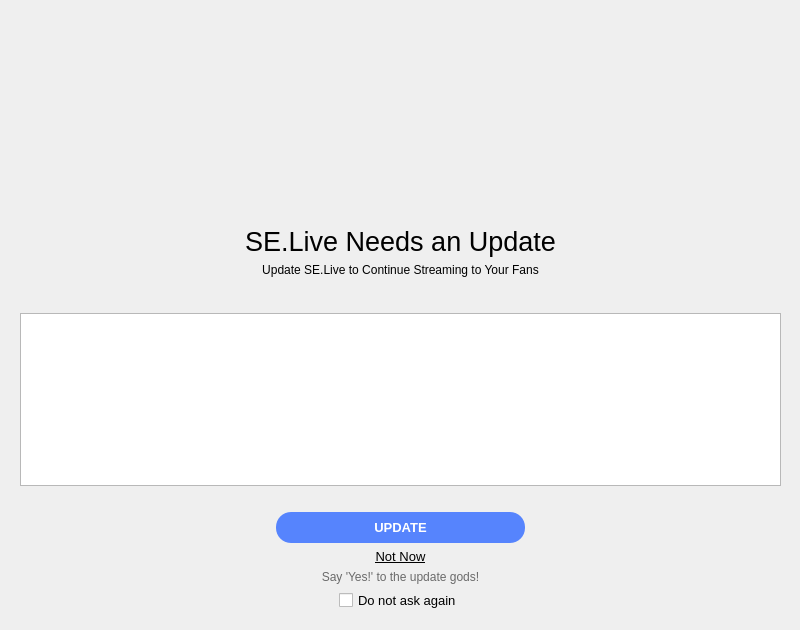
First picture: the form in streamelements/updater/confirmpendingupdatedialog.ui, repository StreamElements/obs-streamelements-core, before the edit.
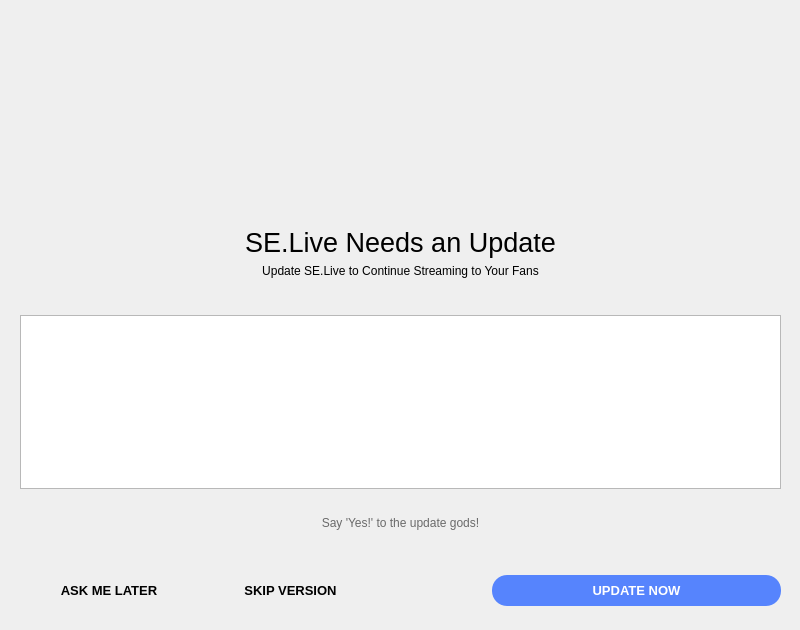
Second picture: the form after the edit. Icons and pictures are not drawn.

Commit message: Update screen: replace "do not ask again" with "skip version"

What changed in the file:
```diff
--- a/streamelements/updater/confirmpendingupdatedialog.ui
+++ b/streamelements/updater/confirmpendingupdatedialog.ui
@@ -52,7 +52,7 @@
      <x>0</x>
      <y>0</y>
      <width>801</width>
-     <height>631</height>
+     <height>571</height>
     </rect>
    </property>
    <layout class="QGridLayout" name="gridLayout">
@@ -71,164 +71,42 @@
     <property name="bottomMargin">
      <number>20</number>
     </property>
-    <item row="1" column="1">
-     <spacer name="verticalSpacer_4">
-      <property name="orientation">
-       <enum>Qt::Orientation::Vertical</enum>
+    <item row="5" column="0" colspan="3">
+     <layout class="QVBoxLayout" name="verticalLayout_3">
+      <property name="sizeConstraint">
+       <enum>QLayout::SizeConstraint::SetFixedSize</enum>
       </property>
-      <property name="sizeType">
-       <enum>QSizePolicy::Policy::Preferred</enum>
+      <property name="bottomMargin">
+       <number>10</number>
       </property>
-      <property name="sizeHint" stdset="0">
-       <size>
-        <width>20</width>
-        <height>20</height>
-       </size>
-      </property>
-     </spacer>
-    </item>
-    <item row="9" column="1">
-     <widget class="QPushButton" name="ctl_acceptButton">
-      <property name="baseSize">
-       <size>
-        <width>0</width>
-        <height>0</height>
-       </size>
-      </property>
-      <property name="font">
-       <font>
-        <pointsize>10</pointsize>
-        <bold>false</bold>
-       </font>
-      </property>
-      <property name="cursor">
-       <cursorShape>PointingHandCursor</cursorShape>
-      </property>
-      <property name="styleSheet">
-       <string notr="true">
-        QPushButton {
-          border-radius: 15px;
-          background-color: rgb(86, 132, 253);
-          color: white;
-          padding: 8px;
-          padding-left: 40px;
-          padding-right: 40px;
-          font-weight: bold;
-        }
-
-        QPushButton:hover {
-          background-color: rgba(86, 132, 253, 175);
-        }
-
-        QPushButton:pressed {
-          background-color: rgba(86, 132, 253, 225);
-          color: black;
-        }
-       </string>
-      </property>
-      <property name="text">
-       <string>UPDATE</string>
-      </property>
-      <property name="checkable">
-       <bool>false</bool>
-      </property>
-      <property name="default">
-       <bool>true</bool>
-      </property>
-      <property name="flat">
-       <bool>true</bool>
-      </property>
-     </widget>
+      <item>
+       <spacer name="verticalSpacer_5">
+        <property name="orientation">
+         <enum>Qt::Orientation::Vertical</enum>
+        </property>
+        <property name="sizeHint" stdset="0">
+         <size>
+          <width>20</width>
+          <height>40</height>
+         </size>
+        </property>
+       </spacer>
+      </item>
+     </layout>
     </item>
     <item row="8" column="1">
      <spacer name="verticalSpacer">
       <property name="orientation">
        <enum>Qt::Orientation::Vertical</enum>
       </property>
-      <property name="sizeType">
-       <enum>QSizePolicy::Policy::Preferred</enum>
-      </property>
       <property name="sizeHint" stdset="0">
        <size>
         <width>20</width>
-        <height>20</height>
+        <height>40</height>
        </size>
       </property>
      </spacer>
     </item>
-    <item row="11" column="1">
-     <widget class="QPushButton" name="ctl_rejectButton">
-      <property name="font">
-       <font>
-        <pointsize>10</pointsize>
-        <underline>true</underline>
-       </font>
-      </property>
-      <property name="cursor">
-       <cursorShape>PointingHandCursor</cursorShape>
-      </property>
-      <property name="styleSheet">
-       <string notr="true">QPushButton {
-	border: none;
-	background-color: transparent;
-}
-
-QPushButton:pressed {
-	color: blue;
-}</string>
-      </property>
-      <property name="text">
-       <string>Not Now</string>
-      </property>
-      <property name="autoDefault">
-       <bool>false</bool>
-      </property>
-      <property name="flat">
-       <bool>true</bool>
-      </property>
-     </widget>
-    </item>
-    <item row="9" column="0">
-     <spacer name="horizontalSpacer">
-      <property name="orientation">
-       <enum>Qt::Orientation::Horizontal</enum>
-      </property>
-      <property name="sizeHint" stdset="0">
-       <size>
-        <width>40</width>
-        <height>20</height>
-       </size>
-      </property>
-     </spacer>
-    </item>
-    <item row="9" column="2">
-     <spacer name="horizontalSpacer_2">
-      <property name="orientation">
-       <enum>Qt::Orientation::Horizontal</enum>
-      </property>
-      <property name="sizeHint" stdset="0">
-       <size>
-        <width>40</width>
-        <height>20</height>
-       </size>
-      </property>
-     </spacer>
-    </item>
-    <item row="3" column="0" colspan="3">
-     <widget class="QLabel" name="label">
-      <property name="font">
-       <font>
-        <pointsize>20</pointsize>
-       </font>
-      </property>
-      <property name="text">
-       <string>SE.Live Needs an Update</string>
-      </property>
-      <property name="alignment">
-       <set>Qt::AlignmentFlag::AlignCenter</set>
-      </property>
-     </widget>
-    </item>
     <item row="4" column="0" colspan="3">
      <widget class="QLabel" name="label_2">
       <property name="text">
@@ -245,24 +123,25 @@
       </property>
      </widget>
     </item>
-    <item row="13" column="1">
-     <spacer name="verticalSpacer_3">
-      <property name="orientation">
-       <enum>Qt::Orientation::Vertical</enum>
-      </property>
-      <property name="sizeType">
-       <enum>QSizePolicy::Policy::Preferred</enum>
-      </property>
-      <property name="sizeHint" stdset="0">
-       <size>
-        <width>20</width>
-        <height>20</height>
-       </size>
-      </property>
-     </spacer>
+    <item row="6" column="0" colspan="3">
+     <layout class="QVBoxLayout" name="verticalLayout">
+      <item>
+       <widget class="QTextBrowser" name="releaseNotes">
+        <property name="enabled">
+         <bool>true</bool>
+        </property>
+        <property name="readOnly">
+         <bool>true</bool>
+        </property>
+        <property name="openExternalLinks">
+         <bool>true</bool>
+        </property>
+       </widget>
+      </item>
+     </layout>
     </item>
-    <item row="10" column="1">
-     <spacer name="verticalSpacer_2">
+    <item row="1" column="1">
+     <spacer name="verticalSpacer_4">
       <property name="orientation">
        <enum>Qt::Orientation::Vertical</enum>
       </property>
@@ -277,30 +156,8 @@
       </property>
      </spacer>
     </item>
-    <item row="0" column="1">
-     <widget class="QLabel" name="ctl_imageContainer">
-      <property name="minimumSize">
-       <size>
-        <width>128</width>
-        <height>200</height>
-       </size>
-      </property>
-      <property name="text">
-       <string/>
-      </property>
-      <property name="pixmap">
-       <pixmap resource="streamelements/streamelements.qrc">:/images/updater_logo.png</pixmap>
-      </property>
-      <property name="scaledContents">
-       <bool>false</bool>
-      </property>
-      <property name="alignment">
-       <set>Qt::AlignmentFlag::AlignCenter</set>
-      </property>
-     </widget>
-    </item>
-    <item row="12" column="0" colspan="3">
-     <widget class="QLabel" name="label_4">
+    <item row="9" column="1">
+     <widget class="QLabel" name="label_5">
       <property name="palette">
        <palette>
         <active>
@@ -346,106 +203,229 @@
       </property>
      </widget>
     </item>
-    <item row="14" column="1">
-     <layout class="QHBoxLayout" name="horizontalLayout">
-      <item>
-       <spacer name="horizontalSpacer_3">
-        <property name="orientation">
-         <enum>Qt::Orientation::Horizontal</enum>
-        </property>
-        <property name="sizeHint" stdset="0">
-         <size>
-          <width>40</width>
-          <height>20</height>
-         </size>
-        </property>
-       </spacer>
-      </item>
-      <item>
-       <widget class="QCheckBox" name="ctl_saveSelectionCheckbox">
-        <property name="font">
-         <font>
-          <pointsize>10</pointsize>
-         </font>
-        </property>
-        <property name="cursor">
-         <cursorShape>PointingHandCursor</cursorShape>
-        </property>
-        <property name="styleSheet">
-         <string notr="true"/>
-        </property>
-        <property name="text">
-         <string>Do not ask again</string>
-        </property>
-       </widget>
-      </item>
-      <item>
-       <spacer name="horizontalSpacer_4">
-        <property name="orientation">
-         <enum>Qt::Orientation::Horizontal</enum>
-        </property>
-        <property name="sizeHint" stdset="0">
-         <size>
-          <width>40</width>
-          <height>20</height>
-         </size>
-        </property>
-       </spacer>
-      </item>
-     </layout>
+    <item row="3" column="0" colspan="3">
+     <widget class="QLabel" name="label">
+      <property name="font">
+       <font>
+        <pointsize>20</pointsize>
+       </font>
+      </property>
+      <property name="text">
+       <string>SE.Live Needs an Update</string>
+      </property>
+      <property name="alignment">
+       <set>Qt::AlignmentFlag::AlignCenter</set>
+      </property>
+     </widget>
     </item>
-    <item row="6" column="0" colspan="3">
-     <layout class="QVBoxLayout" name="verticalLayout">
-      <item>
-       <widget class="QTextBrowser" name="releaseNotes">
-        <property name="enabled">
-         <bool>true</bool>
-        </property>
-        <property name="readOnly">
-         <bool>true</bool>
-        </property>
-        <property name="openExternalLinks">
-         <bool>true</bool>
-        </property>
-       </widget>
-      </item>
-     </layout>
+    <item row="0" column="1">
+     <widget class="QLabel" name="ctl_imageContainer">
+      <property name="minimumSize">
+       <size>
+        <width>128</width>
+        <height>200</height>
+       </size>
+      </property>
+      <property name="text">
+       <string/>
+      </property>
+      <property name="pixmap">
+       <pixmap resource="../streamelements.qrc">:/images/updater_logo.png</pixmap>
+      </property>
+      <property name="scaledContents">
+       <bool>false</bool>
+      </property>
+      <property name="alignment">
+       <set>Qt::AlignmentFlag::AlignCenter</set>
+      </property>
+     </widget>
     </item>
-    <item row="8" column="0">
-     <layout class="QHBoxLayout" name="horizontalLayout_4"/>
+    <item row="10" column="1">
+     <spacer name="verticalSpacer_2">
+      <property name="orientation">
+       <enum>Qt::Orientation::Vertical</enum>
+      </property>
+      <property name="sizeHint" stdset="0">
+       <size>
+        <width>20</width>
+        <height>40</height>
+       </size>
+      </property>
+     </spacer>
     </item>
-    <item row="5" column="0" colspan="3">
-     <layout class="QVBoxLayout" name="verticalLayout_3">
-      <property name="sizeConstraint">
-       <enum>QLayout::SizeConstraint::SetFixedSize</enum>
+   </layout>
+  </widget>
+  <widget class="QWidget" name="horizontalLayoutWidget">
+   <property name="geometry">
+    <rect>
+     <x>20</x>
+     <y>570</y>
+     <width>761</width>
+     <height>41</height>
+    </rect>
+   </property>
+   <layout class="QHBoxLayout" name="horizontalLayout_2">
+    <item>
+     <widget class="QPushButton" name="ctl_rejectButton">
+      <property name="enabled">
+       <bool>true</bool>
       </property>
-      <property name="bottomMargin">
-       <number>10</number>
+      <property name="font">
+       <font>
+        <pointsize>10</pointsize>
+        <bold>true</bold>
+        <underline>false</underline>
+        <strikeout>false</strikeout>
+       </font>
       </property>
-      <item>
-       <spacer name="verticalSpacer_5">
-        <property name="orientation">
-         <enum>Qt::Orientation::Vertical</enum>
-        </property>
-        <property name="sizeHint" stdset="0">
-         <size>
-          <width>20</width>
-          <height>40</height>
-         </size>
-        </property>
-       </spacer>
-      </item>
-     </layout>
+      <property name="cursor">
+       <cursorShape>PointingHandCursor</cursorShape>
+      </property>
+      <property name="autoFillBackground">
+       <bool>false</bool>
+      </property>
+      <property name="styleSheet">
+       <string notr="true">
+        QPushButton {
+          border-radius: 15px;
+          padding: 8px;
+          padding-left: 40px;
+          padding-right: 40px;
+          font-weight: bold;
+          text-decoration: none;
+        }
+
+        QPushButton:hover {
+        }
+
+        QPushButton:pressed {
+        }
+       </string>
+      </property>
+      <property name="text">
+       <string>ASK ME LATER</string>
+      </property>
+      <property name="autoDefault">
+       <bool>false</bool>
+      </property>
+      <property name="flat">
+       <bool>true</bool>
+      </property>
+     </widget>
     </item>
-    <item row="7" column="0" colspan="3">
-     <layout class="QVBoxLayout" name="verticalLayout_4">
-      <property name="sizeConstraint">
-       <enum>QLayout::SizeConstraint::SetFixedSize</enum>
+    <item>
+     <widget class="QPushButton" name="ctl_rejectSkipVersionButton">
+      <property name="enabled">
+       <bool>true</bool>
       </property>
-      <property name="bottomMargin">
-       <number>20</number>
+      <property name="font">
+       <font>
+        <pointsize>10</pointsize>
+        <bold>true</bold>
+        <underline>false</underline>
+        <strikeout>false</strikeout>
+       </font>
       </property>
-     </layout>
+      <property name="cursor">
+       <cursorShape>PointingHandCursor</cursorShape>
+      </property>
+      <property name="autoFillBackground">
+       <bool>false</bool>
+      </property>
+      <property name="styleSheet">
+       <string notr="true">
+        QPushButton {
+         border-radius: 15px;
+         padding: 8px;
+         padding-left: 40px;
+         padding-right: 40px;
+         font-weight: bold;
+         text-decoration: none;
+        }
+
+        QPushButton:hover {
+        }
+
+        QPushButton:pressed {
+        }
+       </string>
+      </property>
+      <property name="text">
+       <string>SKIP VERSION</string>
+      </property>
+      <property name="autoDefault">
+       <bool>false</bool>
+      </property>
+      <property name="flat">
+       <bool>true</bool>
+      </property>
+     </widget>
+    </item>
+    <item>
+     <spacer name="horizontalSpacer_5">
+      <property name="orientation">
+       <enum>Qt::Orientation::Horizontal</enum>
+      </property>
+      <property name="sizeHint" stdset="0">
+       <size>
+        <width>40</width>
+        <height>20</height>
+       </size>
+      </property>
+     </spacer>
+    </item>
+    <item>
+     <widget class="QPushButton" name="ctl_acceptButton">
+      <property name="baseSize">
+       <size>
+        <width>0</width>
+        <height>0</height>
+       </size>
+      </property>
+      <property name="font">
+       <font>
+        <pointsize>10</pointsize>
+        <bold>true</bold>
+       </font>
+      </property>
+      <property name="cursor">
+       <cursorShape>PointingHandCursor</cursorShape>
+      </property>
+      <property name="styleSheet">
+       <string notr="true">
+        QPushButton {
+          border-radius: 15px;
+          background-color: rgb(86, 132, 253);
+          color: white;
+          padding: 8px;
+          padding-left: 100px;
+          padding-right: 100px;
+          font-weight: bold;
+        }
+
+        QPushButton:hover {
+          background-color: rgba(86, 132, 253, 175);
+        }
+
+        QPushButton:pressed {
+          background-color: rgba(86, 132, 253, 225);
+          color: black;
+        }
+       </string>
+      </property>
+      <property name="text">
+       <string>UPDATE NOW</string>
+      </property>
+      <property name="checkable">
+       <bool>false</bool>
+      </property>
+      <property name="default">
+       <bool>true</bool>
+      </property>
+      <property name="flat">
+       <bool>true</bool>
+      </property>
+     </widget>
     </item>
    </layout>
   </widget>
```
Left out of the diff: 1 changed line with no effect on the pictures. The commit also changes 3 other files.
